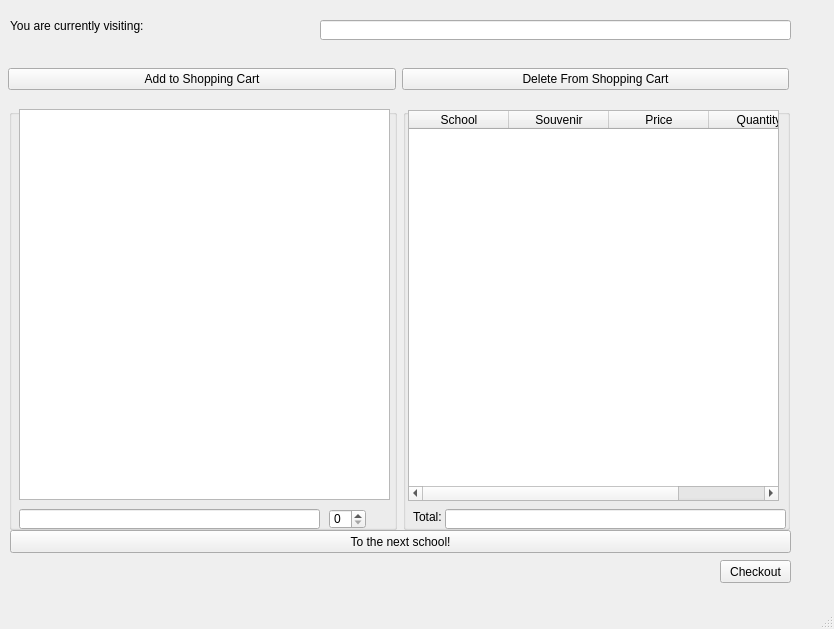
The window that Group_Project_1/shoppingcart.ui (Cyrus-Riahi/CS1D-P1) describes before a commit, drawn with Qt 5.
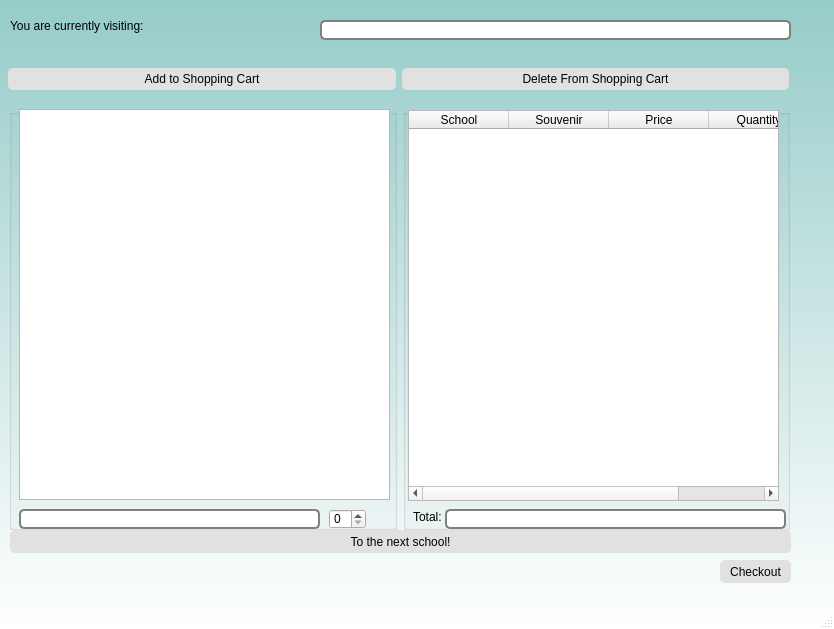
The same window after the commit.

Diff of the .ui file:
```diff
--- a/Group_Project_1/shoppingcart.ui
+++ b/Group_Project_1/shoppingcart.ui
@@ -13,6 +13,31 @@
   <property name="windowTitle">
    <string>MainWindow</string>
   </property>
+  <property name="styleSheet">
+   <string notr="true">.QLineEdit, .QComboBox
+{
+border: 2px solid gray;
+}
+#shoppingcart
+{
+	
+	background-color: qlineargradient(spread:pad, x1:0, y1:0, x2:0, y2:1, stop:0 rgba(150, 204, 201, 255), stop:1 rgba(255, 255, 255, 255));
+}
+.QLineEdit, .QComboBox
+{
+border-radius:5px;
+}
+
+.QPushButton
+{
+	border-radius: 5px;	
+	height:22px;
+
+
+background-color: rgb(225, 225, 225);
+}
+</string>
+  </property>
   <widget class="QWidget" name="centralwidget">
    <widget class="QWidget" name="horizontalLayoutWidget">
     <property name="geometry">
```
Left out of the diff: 12 changed lines with no effect on the pictures.
